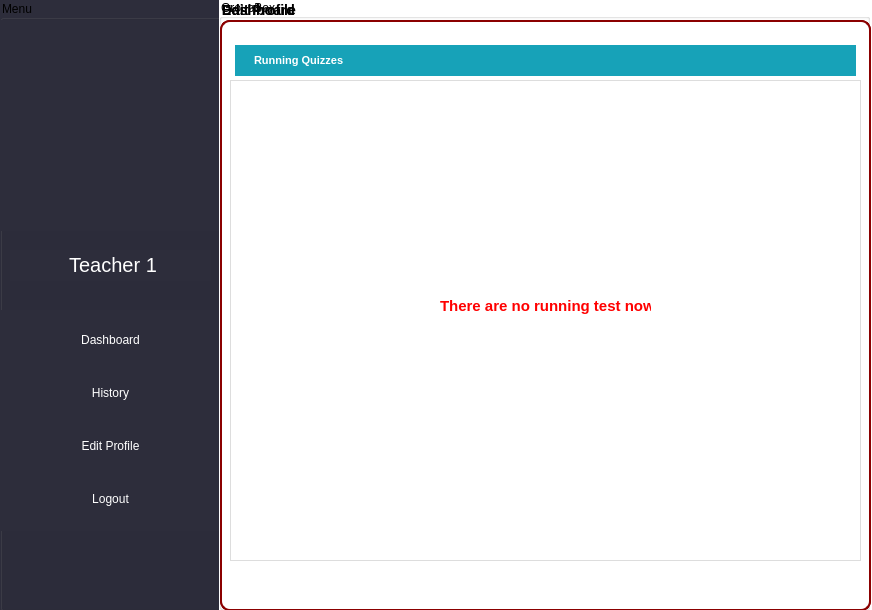
The window that studentform.ui (CulesBao/pbl2-quizz) describes before a commit, drawn with Qt 5.
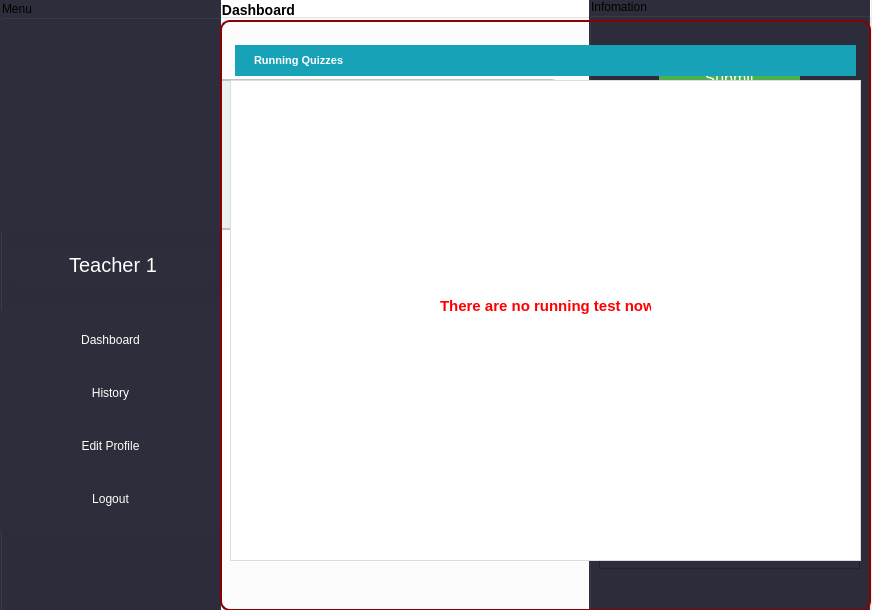
The same window after the commit. Icons and pictures are not drawn.

Commit message: feat: complete student do test

```diff
--- a/studentform.ui
+++ b/studentform.ui
@@ -20,7 +20,8 @@
    <string>Form</string>
   </property>
   <property name="styleSheet">
-   <string notr="true">background-color: white;</string>
+   <string notr="true">background-color: white;
+QInputDialog { background-color: black; color: white; }</string>
   </property>
   <widget class="QGroupBox" name="leftSidebar">
    <property name="geometry">
@@ -162,6 +163,40 @@
     </property>
    </widget>
   </widget>
+  <widget class="QGroupBox" name="groupBoxHistory">
+   <property name="geometry">
+    <rect>
+     <x>220</x>
+     <y>0</y>
+     <width>651</width>
+     <height>621</height>
+    </rect>
+   </property>
+   <property name="styleSheet">
+    <string notr="true">QGroupBox {
+    border: 2px solid #8B0000;
+    border-radius: 10px;
+    margin-top: 20px;
+    font-size: 14px;
+    font-weight: bold;
+    color: black;
+	background-color: white;
+}</string>
+   </property>
+   <property name="title">
+    <string>History</string>
+   </property>
+   <widget class="QTableWidget" name="tbHistory">
+    <property name="geometry">
+     <rect>
+      <x>55</x>
+      <y>61</y>
+      <width>531</width>
+      <height>521</height>
+     </rect>
+    </property>
+   </widget>
+  </widget>
   <widget class="QGroupBox" name="groupBoxDashboard">
    <property name="geometry">
     <rect>
@@ -180,7 +215,7 @@
     font-weight: bold;
     color: black;
 }
-</string>
+QInputDialog { background-color: black; color: white; }</string>
    </property>
    <property name="title">
     <string>Dashboard</string>
@@ -448,12 +483,179 @@
     </property>
    </widget>
   </widget>
-  <widget class="QGroupBox" name="groupBoxHistory">
+  <widget class="QGroupBox" name="groupBoxIntoTest">
    <property name="geometry">
     <rect>
-     <x>219</x>
+     <x>0</x>
      <y>-1</y>
-     <width>651</width>
+     <width>871</width>
+     <height>611</height>
+    </rect>
+   </property>
+   <property name="styleSheet">
+    <string notr="true">background-color: white;</string>
+   </property>
+   <property name="title">
+    <string>Test</string>
+   </property>
+   <widget class="QGroupBox" name="groupBox">
+    <property name="geometry">
+     <rect>
+      <x>589</x>
+      <y>-1</y>
+      <width>281</width>
+      <height>621</height>
+     </rect>
+    </property>
+    <property name="styleSheet">
+     <string notr="true">background-color: #2D2D3B;</string>
+    </property>
+    <property name="title">
+     <string>Infomation</string>
+    </property>
+    <widget class="QPushButton" name="pushButton">
+     <property name="geometry">
+      <rect>
+       <x>70</x>
+       <y>60</y>
+       <width>141</width>
+       <height>41</height>
+      </rect>
+     </property>
+     <property name="styleSheet">
+      <string notr="true">QPushButton {
+    background-color: #4CAF50; /* Màu nền */
+    color: white;             /* Màu chữ */
+    border: none;             /* Không viền */
+    padding: 10px 20px;       /* Khoảng cách bên trong */
+    text-align: center;       /* Canh giữa nội dung */
+    font-size: 16px;          /* Kích thước chữ */
+    border-radius: 8px;       /* Bo tròn góc */
+    transition: background-color 0.3s; /* Hiệu ứng khi hover */
+}
+
+QPushButton:hover {
+    background-color: #45a049; /* Màu nền khi hover */
+}
+
+QPushButton:pressed {
+    background-color: #2E7D32; /* Màu nền khi nhấn */
+}
+</string>
+     </property>
+     <property name="text">
+      <string>Submit</string>
+     </property>
+    </widget>
+    <widget class="QLCDNumber" name="lcdNumber">
+     <property name="geometry">
+      <rect>
+       <x>60</x>
+       <y>140</y>
+       <width>161</width>
+       <height>51</height>
+      </rect>
+     </property>
+     <property name="styleSheet">
+      <string notr="true">QLCDNumber {
+    background-color: #000000; /* Màu nền */
+    color: #00FF00;           /* Màu chữ hiển thị số */
+    border: 2px solid #4CAF50; /* Viền màu xanh lá */
+    border-radius: 10px;       /* Bo góc viền */
+    padding: 5px;              /* Khoảng cách bên trong */
+}</string>
+     </property>
+    </widget>
+    <widget class="QTableWidget" name="tbQuestion">
+     <property name="geometry">
+      <rect>
+       <x>10</x>
+       <y>240</y>
+       <width>261</width>
+       <height>331</height>
+      </rect>
+     </property>
+    </widget>
+   </widget>
+   <widget class="QLabel" name="lbQuestion">
+    <property name="geometry">
+     <rect>
+      <x>170</x>
+      <y>80</y>
+      <width>391</width>
+      <height>151</height>
+     </rect>
+    </property>
+    <property name="styleSheet">
+     <string notr="true">QLabel {
+    font-size: 16px;           /* Kích thước chữ lớn hơn một chút */
+    font-weight: bold;         /* Làm đậm chữ */
+    color: #2c3e50;            /* Màu chữ tối hơn, tạo cảm giác chuyên nghiệp */
+    background-color: #ecf0f1; /* Màu nền sáng nhẹ, thân thiện cho mắt */
+    padding: 15px 20px;        /* Khoảng cách rộng hơn, tạo cảm giác thoáng */
+    border-radius: 10px;       /* Bo góc nhẹ nhàng */
+    border: 2px solid #bdc3c7; /* Viền mỏng với màu xám nhạt */
+    text-align: left;          /* Căn nội dung sang trái */
+}
+
+QLabel:hover {
+    background-color: #dfe6e9; /* Màu nền khi hover, sáng hơn */
+    border: 2px solid #7f8c8d; /* Đổi màu viền khi hover */
+    cursor: pointer;           /* Hiển thị con trỏ dạng pointer khi hover */
+}</string>
+    </property>
+    <property name="text">
+     <string>&lt;html&gt;&lt;head/&gt;&lt;body&gt;&lt;p align=&quot;center&quot;&gt;&lt;span style=&quot; font-size:10pt;&quot;&gt;Click on the right sidebar to start!!!&lt;/span&gt;&lt;/p&gt;&lt;/body&gt;&lt;/html&gt;</string>
+    </property>
+   </widget>
+   <widget class="QWidget" name="verticalLayoutWidget_2">
+    <property name="geometry">
+     <rect>
+      <x>60</x>
+      <y>290</y>
+      <width>471</width>
+      <height>231</height>
+     </rect>
+    </property>
+    <layout class="QVBoxLayout" name="layoutOption"/>
+   </widget>
+   <widget class="QLabel" name="lbNumber">
+    <property name="geometry">
+     <rect>
+      <x>10</x>
+      <y>140</y>
+      <width>131</width>
+      <height>31</height>
+     </rect>
+    </property>
+    <property name="styleSheet">
+     <string notr="true">QLabel {
+    background-color: #0078d7; /* Màu nền */
+    color: white;              /* Màu chữ */
+    font-size: 16px;           /* Kích thước chữ */
+    font-weight: bold;         /* Chữ đậm */
+    border-radius: 10px;       /* Bo góc */
+    padding: 5px 10px;         /* Khoảng cách nội dung trong label */
+    border: 2px solid #005bb5; /* Viền xung quanh */
+    text-align: center;        /* Canh giữa nội dung */
+}
+</string>
+    </property>
+    <property name="text">
+     <string>&lt;html&gt;&lt;head/&gt;&lt;body&gt;&lt;p align=&quot;center&quot;&gt;&lt;span style=&quot; font-size:10pt;&quot;&gt;Ready?&lt;/span&gt;&lt;/p&gt;&lt;/body&gt;&lt;/html&gt;</string>
+    </property>
+   </widget>
+   <zorder>groupBox</zorder>
+   <zorder>verticalLayoutWidget_2</zorder>
+   <zorder>lbNumber</zorder>
+   <zorder>lbQuestion</zorder>
+  </widget>
+  <widget class="QGroupBox" name="groupBox_2">
+   <property name="geometry">
+    <rect>
+     <x>10</x>
+     <y>-1</y>
+     <width>861</width>
      <height>611</height>
     </rect>
    </property>
@@ -461,9 +663,11 @@
     <string>GroupBox</string>
    </property>
   </widget>
-  <zorder>leftSidebar</zorder>
-  <zorder>groupBoxHistory</zorder>
+  <zorder>groupBox_2</zorder>
   <zorder>groupBoxEditProfile</zorder>
+  <zorder>groupBoxHistory</zorder>
+  <zorder>groupBoxIntoTest</zorder>
+  <zorder>leftSidebar</zorder>
   <zorder>groupBoxDashboard</zorder>
  </widget>
  <resources/>
```
The commit also changes 20 other files.
